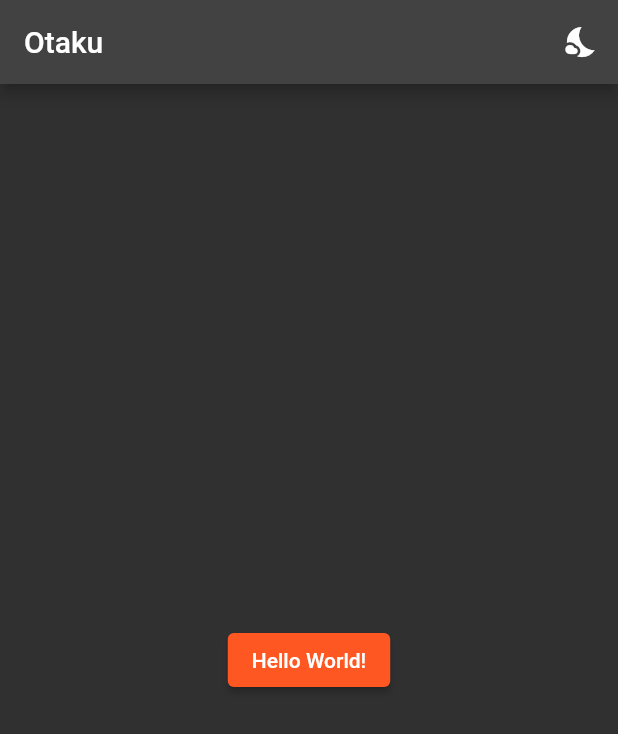
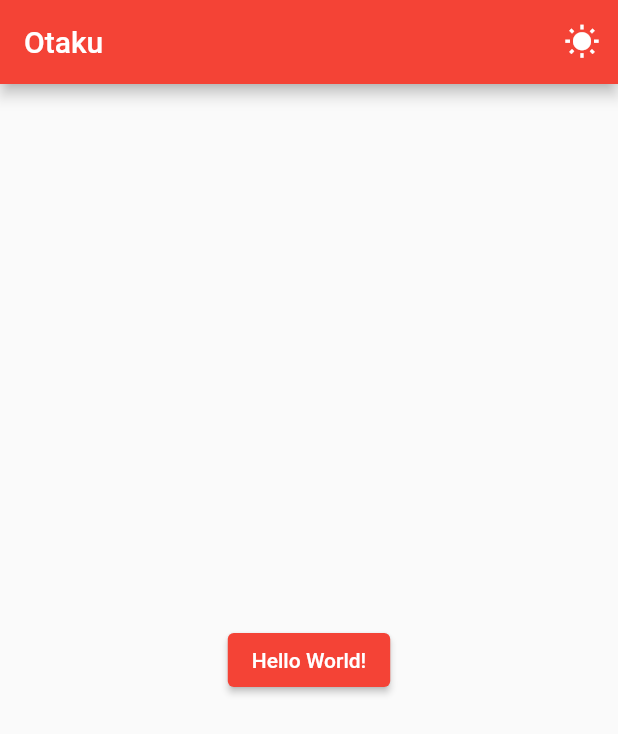
Before and after one commit to spotforotaku/flutter-app, a Flutter app: the screen it shows after launch, on a phone screen of 412 x 824 dp. Shown: the top 734 px of the screen. Run offline on Flutter 3.47's test engine with Material 2 defaults, Android fonts, the phone set to English and light mode, and no system bars.

Commit message:
dark theme, app bar theme added

```diff
--- a/lib/providers/theme_provider.dart
+++ b/lib/providers/theme_provider.dart
@@ -2,7 +2,7 @@ import 'package:flutter/material.dart';
 import 'package:otaku/theme.dart';
 
 class ThemeProvider with ChangeNotifier {
-  bool _isDark = true;
+  bool _isDark = false;
 
   bool get isDark => _isDark;
 
--- a/lib/theme.dart
+++ b/lib/theme.dart
@@ -6,6 +6,9 @@ ThemeData lightTheme = ThemeData(
 );
 
 ThemeData darkTheme = ThemeData(
-  primarySwatch: Colors.deepOrange,
+  primarySwatch: Colors.red,
   brightness: Brightness.dark,
+  appBarTheme: const AppBarTheme(
+    backgroundColor: Colors.red,
+  ),
 );
```
